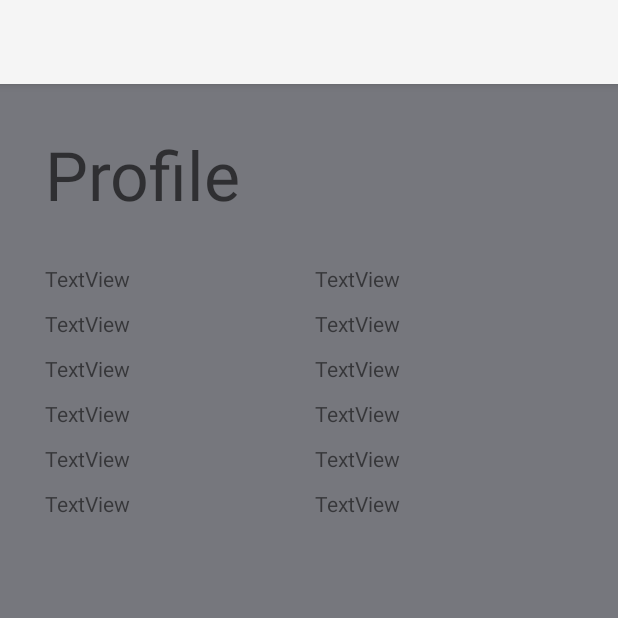
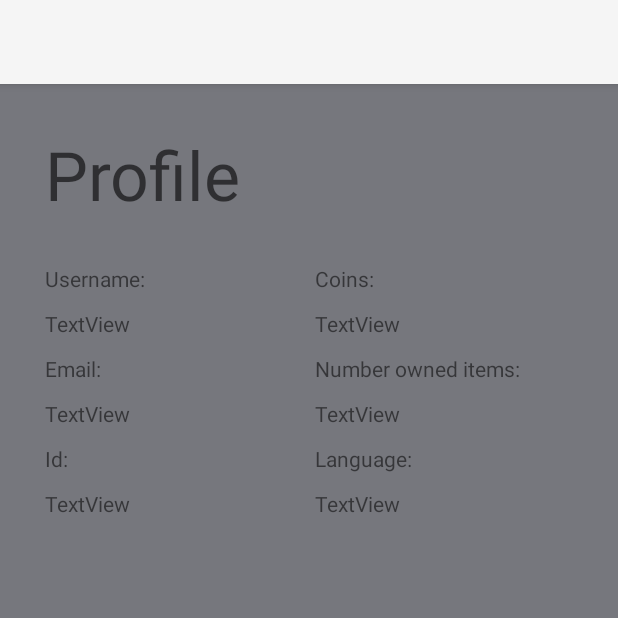
Before and after one commit to ad-qu/DSA-ProjectAndroidStudio, an Android app: the fragment Profile shown on its own in the app's theme, on a phone screen of 412 x 824 dp, the top half of it. Run offline under Robolectric (Android 15) with nearby library versions, the light colour scheme and no system bars.

Commit message:
fragmentos incompletos

```diff
--- a/app/src/main/java/edu/upc/eetac/dsa/dsa_projectandroidstudio/Item.java
+++ b/app/src/main/java/edu/upc/eetac/dsa/dsa_projectandroidstudio/Item.java
@@ -1,6 +1,7 @@
 package edu.upc.eetac.dsa.dsa_projectandroidstudio;
 
 public class Item {
+<<<<<<< HEAD
     private String id;
     private String name;
     private String description;
@@ -74,4 +75,7 @@ public class Item {
     public void setDmgReduction(int dmgReduction) {
         this.dmgReduction = dmgReduction;
     }
+=======
+
+>>>>>>> 2360e82 (fragments incompletos)
 }
--- a/app/src/main/java/edu/upc/eetac/dsa/dsa_projectandroidstudio/MainActivity.java
+++ b/app/src/main/java/edu/upc/eetac/dsa/dsa_projectandroidstudio/MainActivity.java
@@ -136,6 +136,11 @@ public class MainActivity extends AppCompatActivity {
 
     private void openMenuActivity() {
 
+        MenuActivity menu = new MenuActivity();
+        menu.setUserAccount(userAccount);
+        openMenuActivity();
+
+
         Intent intent = new Intent(this, MenuActivity.class);
         startActivity(intent);
     }
--- a/app/src/main/java/edu/upc/eetac/dsa/dsa_projectandroidstudio/Profile.java
+++ b/app/src/main/java/edu/upc/eetac/dsa/dsa_projectandroidstudio/Profile.java
@@ -1,12 +1,13 @@
 package edu.upc.eetac.dsa.dsa_projectandroidstudio;
 
 import android.os.Bundle;
-
-import androidx.fragment.app.Fragment;
-
+import android.util.Log;
 import android.view.LayoutInflater;
 import android.view.View;
 import android.view.ViewGroup;
+import android.widget.TextView;
+
+import androidx.fragment.app.Fragment;
 
 /**
  * A simple {@link Fragment} subclass.
@@ -53,12 +54,26 @@ public class Profile extends Fragment {
             mParam1 = getArguments().getString(ARG_PARAM1);
             mParam2 = getArguments().getString(ARG_PARAM2);
         }
+        try {
+
+        }
+        catch (Exception e)
+        {
+            Log.d("Error", "Exception: " + e.getMessage());
+        }
     }
 
     @Override
     public View onCreateView(LayoutInflater inflater, ViewGroup container,
                              Bundle savedInstanceState) {
         // Inflate the layout for this fragment
+        ViewGroup root = (ViewGroup) inflater.inflate(R.layout.fragment_profile, null);
+        TextView Username = (TextView) root.findViewById(R.id.textView3);
+        TextView Email = (TextView) root.findViewById(R.id.textView5);
+        TextView Id = (TextView) root.findViewById(R.id.textView13);
+        TextView Coins = (TextView) root.findViewById(R.id.textView8);
+        TextView Number_of_items = (TextView) root.findViewById(R.id.textView10);
+        TextView Language = (TextView) root.findViewById(R.id.textView12);
         return inflater.inflate(R.layout.fragment_profile, container, false);
     }
 }
--- a/app/src/main/java/edu/upc/eetac/dsa/dsa_projectandroidstudio/User.java
+++ b/app/src/main/java/edu/upc/eetac/dsa/dsa_projectandroidstudio/User.java
@@ -9,6 +9,7 @@ public class User {
     private String password;
     private String email;
     private Integer coins;
+    private String Language;
     private LinkedList<Item> inventory;
 
     public User(String id, String email, String name, String password, Integer coins, LinkedList<Item> inventory) {
--- a/app/src/main/res/layout/fragment_profile.xml
+++ b/app/src/main/res/layout/fragment_profile.xml
@@ -17,11 +17,11 @@
 
     <TextView
         android:id="@+id/textView2"
+        android:layout_width="wrap_content"
+        android:layout_height="wrap_content"
         android:layout_marginLeft="30dp"
         android:layout_marginTop="120dp"
-        android:layout_width="wrap_content"
-        android:layout_height="wrap_content"
-        android:text="TextView" />
+        android:text="Username:" />
 
     <TextView
         android:id="@+id/textView3"
@@ -33,11 +33,11 @@
 
     <TextView
         android:id="@+id/textView4"
+        android:layout_width="wrap_content"
+        android:layout_height="wrap_content"
         android:layout_marginLeft="30dp"
         android:layout_marginTop="180dp"
-        android:layout_width="wrap_content"
-        android:layout_height="wrap_content"
-        android:text="TextView" />
+        android:text="Email:" />
 
     <TextView
         android:id="@+id/textView5"
@@ -49,19 +49,19 @@
 
     <TextView
         android:id="@+id/textView6"
+        android:layout_width="wrap_content"
+        android:layout_height="wrap_content"
         android:layout_marginLeft="30dp"
         android:layout_marginTop="240dp"
-        android:layout_width="wrap_content"
-        android:layout_height="wrap_content"
-        android:text="TextView" />
+        android:text="Id:" />
 
     <TextView
         android:id="@+id/textView7"
+        android:layout_width="wrap_content"
+        android:layout_height="wrap_content"
         android:layout_marginLeft="210dp"
         android:layout_marginTop="120dp"
-        android:layout_width="wrap_content"
-        android:layout_height="wrap_content"
-        android:text="TextView" />
+        android:text="Coins:" />
 
     <TextView
         android:id="@+id/textView8"
@@ -73,11 +73,11 @@
 
     <TextView
         android:id="@+id/textView9"
+        android:layout_width="wrap_content"
+        android:layout_height="wrap_content"
         android:layout_marginLeft="210dp"
         android:layout_marginTop="180dp"
-        android:layout_width="wrap_content"
-        android:layout_height="wrap_content"
-        android:text="TextView" />
+        android:text="Number owned items:" />
 
     <TextView
         android:id="@+id/textView10"
@@ -89,11 +89,11 @@
 
     <TextView
         android:id="@+id/textView11"
+        android:layout_width="wrap_content"
+        android:layout_height="wrap_content"
         android:layout_marginLeft="210dp"
         android:layout_marginTop="240dp"
-        android:layout_width="wrap_content"
-        android:layout_height="wrap_content"
-        android:text="TextView" />
+        android:text="Language:" />
 
     <TextView
         android:id="@+id/textView12"
```
Also changed, not shown: app/src/main/java/edu/upc/eetac/dsa/dsa_projectandroidstudio/ApiServices.java (+7 -0 lines), app/src/main/java/edu/upc/eetac/dsa/dsa_projectandroidstudio/Inventario.java (+31 -3 lines), app/src/main/java/edu/upc/eetac/dsa/dsa_projectandroidstudio/MenuActivity.java (+22 -29 lines).
